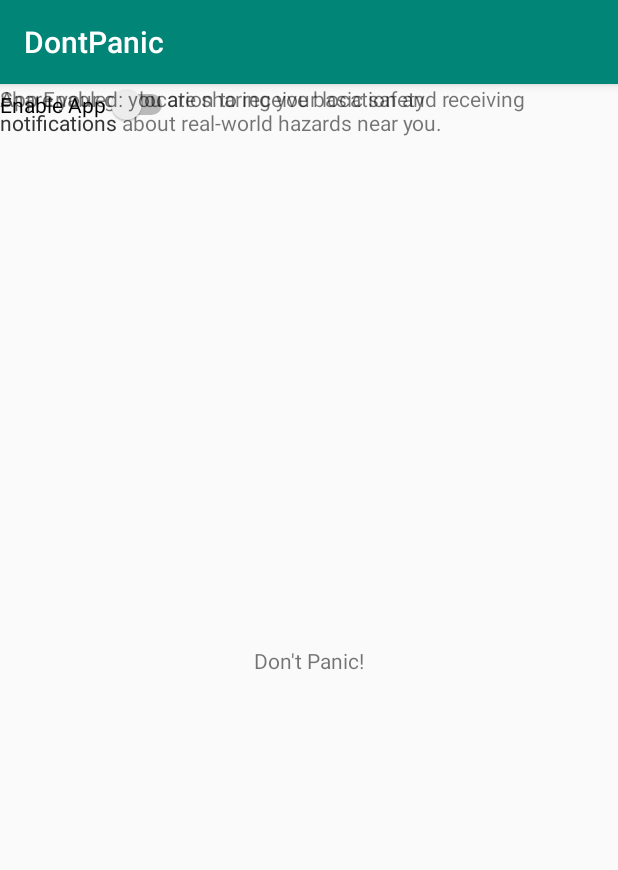
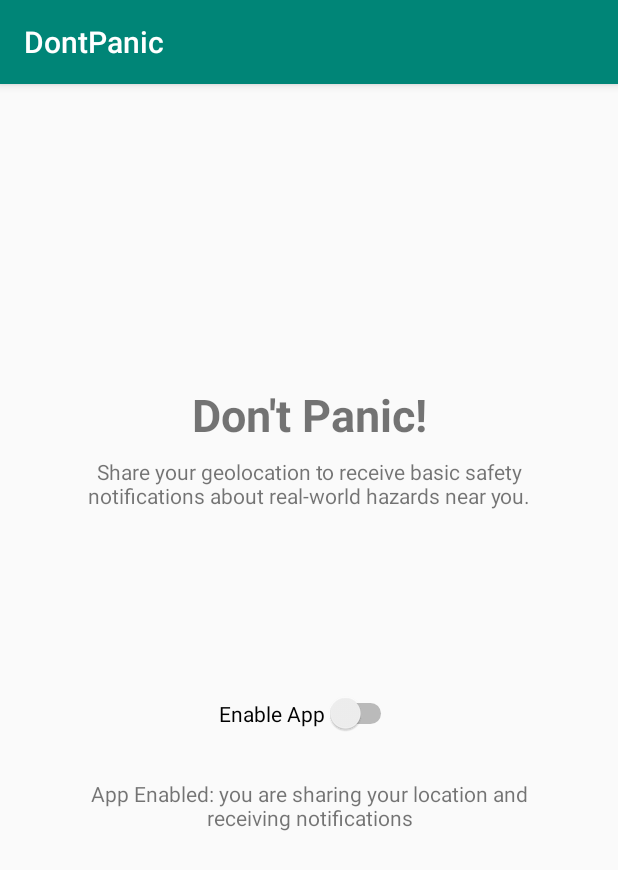
Before and after one commit to ChrisKeefe/DontPanic, an Android app: the screen it shows after launch (MainActivity), on a phone screen of 412 x 824 dp. Shown: the top 870 px of the screen. Run offline under Robolectric (Android 15) with nearby library versions, the phone set to English and light mode, and no system bars.

Commit message:
tmp: constraints

```diff
--- a/app/src/main/res/layout/activity_main.xml
+++ b/app/src/main/res/layout/activity_main.xml
@@ -10,34 +10,94 @@
         android:id="@+id/Title"
         android:layout_width="wrap_content"
         android:layout_height="wrap_content"
+        android:gravity="center_horizontal"
         android:text="@string/dont_panic"
+        android:textSize="30sp"
+        android:textStyle="bold"
         app:layout_constraintBottom_toBottomOf="parent"
+        app:layout_constraintHorizontal_bias="0.5"
         app:layout_constraintLeft_toLeftOf="parent"
         app:layout_constraintRight_toRightOf="parent"
-        app:layout_constraintTop_toTopOf="parent" />
+        app:layout_constraintTop_toTopOf="@+id/guideline6"
+        app:layout_constraintVertical_bias="0.0" />
 
     <TextView
         android:id="@+id/directions"
         android:layout_width="315dp"
         android:layout_height="37dp"
+        android:layout_marginStart="35dp"
+        android:layout_marginLeft="35dp"
+        android:layout_marginTop="8dp"
+        android:layout_marginEnd="35dp"
+        android:layout_marginRight="35dp"
+        android:gravity="center_horizontal"
         android:text="@string/romance_text"
-        tools:layout_editor_absoluteX="48dp"
-        tools:layout_editor_absoluteY="420dp" />
+        app:layout_constraintEnd_toEndOf="parent"
+        app:layout_constraintStart_toStartOf="parent"
+        app:layout_constraintTop_toBottomOf="@+id/Title" />
 
     <Switch
         android:id="@+id/switch1"
         android:layout_width="wrap_content"
         android:layout_height="wrap_content"
+        android:layout_marginStart="150dp"
+        android:layout_marginLeft="150dp"
+        android:layout_marginEnd="151dp"
+        android:layout_marginRight="151dp"
+        android:layout_marginBottom="30dp"
+        android:gravity="center|center_horizontal"
         android:text="@string/enable_app"
-        tools:layout_editor_absoluteX="169dp"
-        tools:layout_editor_absoluteY="481dp" />
+        app:layout_constraintBottom_toTopOf="@+id/StatusText"
+        app:layout_constraintEnd_toEndOf="parent"
+        app:layout_constraintStart_toStartOf="parent" />
 
     <TextView
         android:id="@+id/StatusText"
+        android:layout_width="337dp"
+        android:layout_height="36dp"
+        android:layout_marginStart="37dp"
+        android:layout_marginLeft="37dp"
+        android:layout_marginEnd="37dp"
+        android:layout_marginRight="37dp"
+        android:gravity="center_horizontal"
+        android:text="@string/status"
+        app:layout_constraintBottom_toTopOf="@+id/guideline7"
+        app:layout_constraintEnd_toEndOf="parent"
+        app:layout_constraintStart_toStartOf="parent" />
+
+    <androidx.constraintlayout.widget.Guideline
+        android:id="@+id/guideline2"
         android:layout_width="wrap_content"
         android:layout_height="wrap_content"
-        android:text="@string/status"
-        tools:layout_editor_absoluteX="41dp"
-        tools:layout_editor_absoluteY="559dp" />
+        android:orientation="vertical"
+        app:layout_constraintGuide_begin="205dp" />
+
+    <androidx.constraintlayout.widget.Guideline
+        android:id="@+id/guideline3"
+        android:layout_width="wrap_content"
+        android:layout_height="wrap_content"
+        android:orientation="vertical"
+        app:layout_constraintGuide_begin="48dp" />
+
+    <androidx.constraintlayout.widget.Guideline
+        android:id="@+id/guideline4"
+        android:layout_width="wrap_content"
+        android:layout_height="wrap_content"
+        android:orientation="vertical"
+        app:layout_constraintGuide_begin="363dp" />
+
+    <androidx.constraintlayout.widget.Guideline
+        android:id="@+id/guideline6"
+        android:layout_width="wrap_content"
+        android:layout_height="wrap_content"
+        android:orientation="horizontal"
+        app:layout_constraintGuide_percent="0.26" />
+
+    <androidx.constraintlayout.widget.Guideline
+        android:id="@+id/guideline7"
+        android:layout_width="wrap_content"
+        android:layout_height="wrap_content"
+        android:orientation="horizontal"
+        app:layout_constraintGuide_percent="0.65" />
 
 </androidx.constraintlayout.widget.ConstraintLayout>
```
